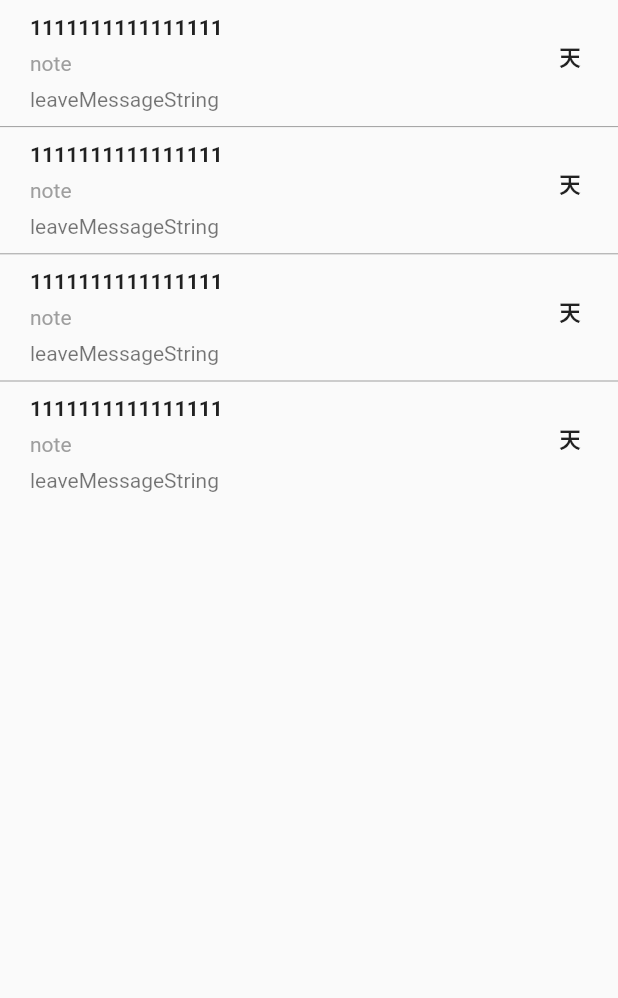
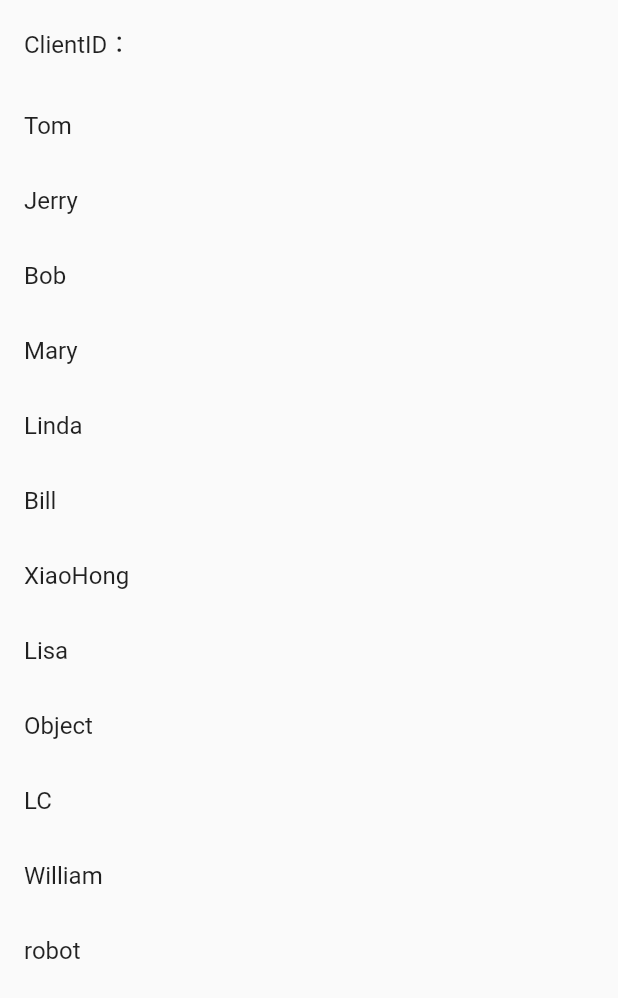
Before and after one commit to SXiaoXu/FlutterRealtimeDemo, a Flutter app: the ContactsPage widget shown alone on an empty page, opened directly, on a phone screen of 412 x 824 dp. Shown: the top 998 px of the screen. Run offline on Flutter 3.47's test engine with Material 2 defaults, Android fonts, the phone set to English and light mode, and no system bars; our stand-ins replace fluttertoast, shared_preferences; missing offline and left inert: leancloud_official_plugin, leancloud_storage; accounts and stored records are empty.

Commit message:
Add contact list page

```diff
--- a/lc_realtime/lib/routes/ContactsPage.dart
+++ b/lc_realtime/lib/routes/ContactsPage.dart
@@ -1,4 +1,5 @@
 import 'package:flutter/material.dart';
+import 'package:lcrealtime/Common/Global.dart';
 //TODO 联系人列表-点击某个联系人就跳转到单独的聊天页面
 
 class ContactsPage extends StatefulWidget {
@@ -7,141 +8,34 @@ class ContactsPage extends StatefulWidget {
 }
 
 class _ContactsPageState extends State<ContactsPage> {
+  List<String> _list = allClients();
   @override
   void initState() {
     super.initState();
+    removeCurrentClient();
+  }
+
+  removeCurrentClient() {
+    _list.remove(Global.clientID);
+    setState(() {});
   }
 
   @override
   Widget build(BuildContext context) {
-    return Scaffold(
-      body: Center(
-//        padding: EdgeInsets.all(2.0),
-        child: FutureBuilder<Map<String, dynamic>>(
-          future: retrieveData(),
-          builder: (BuildContext context, AsyncSnapshot snapshot) {
-            // 请求已结束
-            if (snapshot.connectionState == ConnectionState.done) {
-              if (snapshot.hasError) {
-                return Text("Error: ${snapshot.error}");
-              } else {
-                return ListView.separated(
-                  //添加分割线
-                  separatorBuilder: (BuildContext context, int index) {
-                    return new Divider(
-                      height: 0.8,
-                      color: Colors.grey,
-                    );
-                  },
-                  physics: const AlwaysScrollableScrollPhysics(),
-                  itemCount: snapshot.data.length,
-                  itemBuilder: (context, index) {
-//                    var data = snapshot.data[index];
-//                    int type = data['type'];
-//                    String name;
-//                    String username = data['username'];
-//                    String realName = data['realName'];
-//                    if (realName == null || realName == '') {
-//                      name = username;
-//                    } else {
-//                      name = realName;
-//                    }
-//                    var duration = data['duration'];
-//                    String note;
-//                    if (data['note'] == null || data['note'] == '') {
-//                      note = getEmojiString();
-//                    } else {
-//                      note = data['note'];
-//                    }
-//                    DateTime startDate = data['startDate'];
-//                    String startDateString =
-//                    formatDate(startDate, [mm, "-", dd, " "]);
-//                    DateTime endDate = data['endDate'];
-//                    String endDateString =
-//                    formatDate(endDate, [mm, "-", dd, " "]);
-//                    String startTime = data['startTime'];
-//                    String endTime = data['endTime'];
-//
-//                    String leaveMessageString =
-//                        '$startDateString$startTime - $endDateString$endTime';
-                    return Container(
-                      padding: const EdgeInsets.all(10),
-                      child: Row(
-                        children: <Widget>[
-                          new Expanded(
-                            flex: 2,
-                            child: new Column(
-                              crossAxisAlignment: CrossAxisAlignment.start,
-                              children: [
-                                new Container(
-                                  padding: const EdgeInsets.only(
-                                      bottom: 8.0, right: 8, left: 10),
-                                  child: new Text(
-                                    '1111111111111111',
-                                    style: new TextStyle(
-                                      fontWeight: FontWeight.bold,
-                                    ),
-                                  ),
-                                ),
-                                new Container(
-                                  padding: const EdgeInsets.only(
-                                      bottom: 8.0, right: 8, left: 10),
-                                  child: new Text(
-                                    'note',
-                                    style: new TextStyle(
-                                      color: Colors.grey[500],
-                                    ),
-                                  ),
-                                ),
-                                new Container(
-                                  padding:
-                                      const EdgeInsets.only(right: 8, left: 10),
-                                  child: new Text(
-                                    'leaveMessageString',
-                                    style: new TextStyle(
-                                      color: Colors.black54,
-                                    ),
-                                  ),
-                                ),
-                              ],
-                            ),
-                          ),
-                          new Expanded(
-                            flex: 1,
-                            child: new Column(
-                              crossAxisAlignment: CrossAxisAlignment.end,
-                              children: [
-                                new Container(
-                                  padding: const EdgeInsets.only(
-                                      bottom: 8.0, right: 15),
-                                  child: new Text(
-                                    '天',
-                                    style: new TextStyle(
-                                      fontWeight: FontWeight.bold,
-                                    ),
-                                  ),
-                                ),
-                              ],
-                            ),
-                          ),
-                        ],
-                      ),
-                    );
-                  },
-                );
-              }
-            } else {
-              // 请求未结束，显示loading
-              return CircularProgressIndicator();
-            }
-          },
-        ),
+    return Column(children: <Widget>[
+      ListTile(title: Text("ClientID：")),
+      Expanded(
+        child: ListView.builder(
+            itemCount: _list.length,
+            itemExtent: 50.0, //强制高度为50.0
+            itemBuilder: (BuildContext context, int index) {
+              return ListTile(title: Text(_list[index]));
+            }),
       ),
-    );
+    ]);
   }
 
   Future<Map<String, dynamic>> retrieveData() async {
-    List list = ['123', '2323', 'wewe'];
     Map<String, dynamic> stringMap = {
       'year': 1780,
       'first': 'partridge',
```
